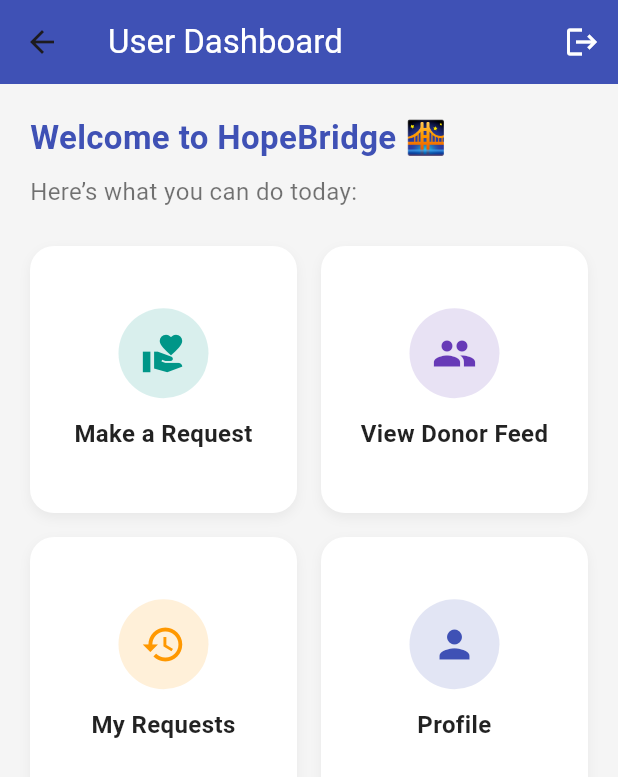
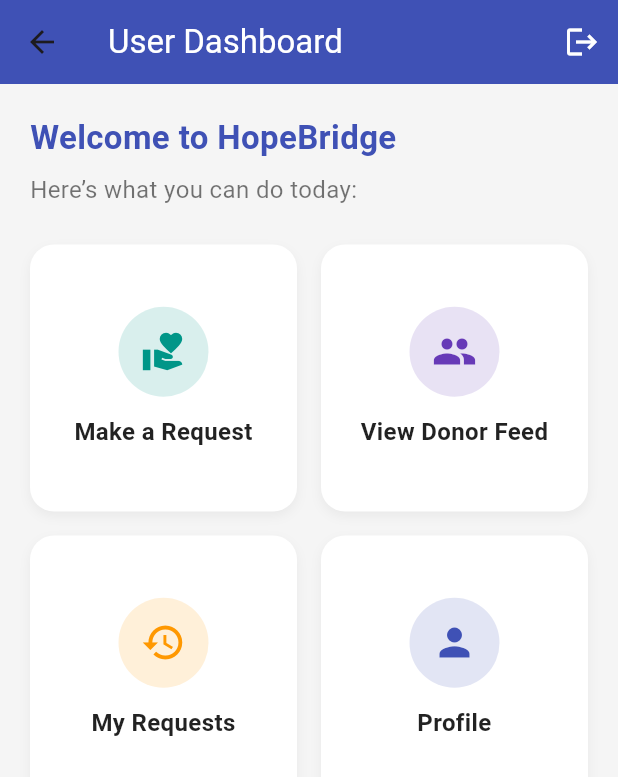
Before and after one commit to craftwithneha/hope_bridge, a Flutter app: the UserDashboard screen opened by its route, on a phone screen of 412 x 824 dp. Shown: the top 777 px of the screen. Run offline on Flutter 3.47's test engine with Material 3 defaults, Android fonts, the phone set to English and light mode, and no system bars.

Commit message:
initial commit

```diff
--- a/lib/screens/admin_dashboard.dart
+++ b/lib/screens/admin_dashboard.dart
@@ -1,6 +1,5 @@
 import 'package:flutter/material.dart';
 import '../models/donation_request_model.dart';
-import '../widgets/custom_button.dart';
 
 class AdminDashboard extends StatefulWidget {
   const AdminDashboard({super.key});
--- a/lib/screens/user_dashboard.dart
+++ b/lib/screens/user_dashboard.dart
@@ -32,7 +32,7 @@ class UserDashboard extends StatelessWidget {
           crossAxisAlignment: CrossAxisAlignment.start,
           children: [
             const Text(
-              "Welcome to HopeBridge 🌉",
+              "Welcome to HopeBridge ",
               style: TextStyle(
                 fontSize: 22,
                 fontWeight: FontWeight.bold,
```
